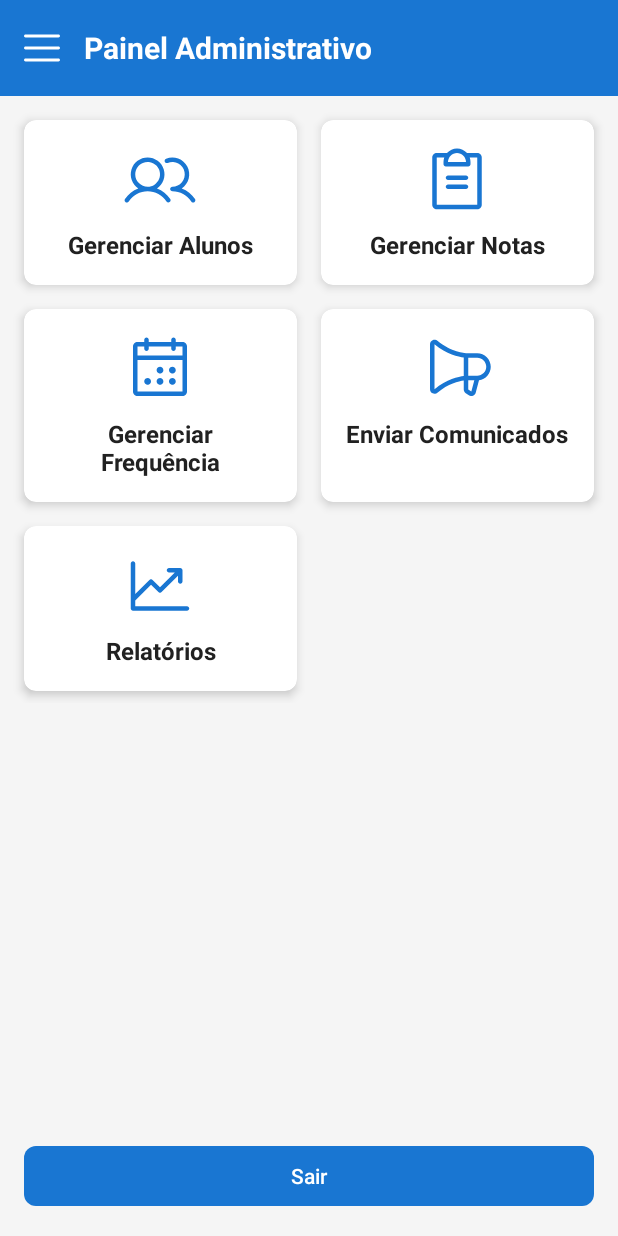
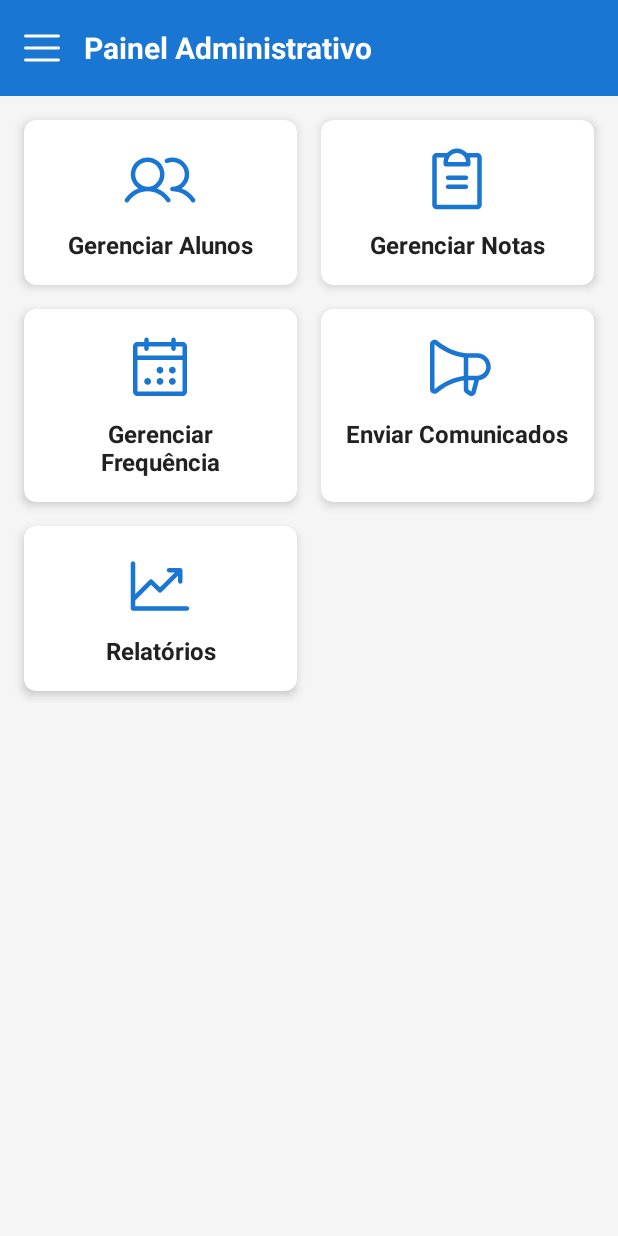
Before and after one commit to paulovitorss/AtividadeAvaliativa, an Android app: the AdminActivity screen opened directly, with no data from a screen before it, on a phone screen of 412 x 824 dp. Run offline under Robolectric (Android 15) with nearby library versions, the phone set to English and light mode, and no system bars; our stand-ins replace RxJava; 1 statement that could not run was skipped.

Commit message:
feat: refactor AdminActivity and UserActivity for improved navigation and user profile fetching

```diff
--- a/app/src/main/java/br/com/unemat/paulo/atividadeavaliativa/data/remote/ApiService.java
+++ b/app/src/main/java/br/com/unemat/paulo/atividadeavaliativa/data/remote/ApiService.java
@@ -21,8 +21,8 @@ public interface ApiService {
     @POST("/api/v1/login")
     Call<LoginResponse> login(@Body LoginRequest loginRequest);
 
-    @GET("/api/v1/users/{userId}")
-    Call<User> getUserById(@Path("userId") UUID userId);
+    @GET("/api/v1/profile")
+    Call<User> getMyProfile();
 
     @GET("/api/v1/grades/student/{studentId}")
     Call<List<Grade>> getGrades(@Path("studentId") UUID studentId);
--- a/app/src/main/java/br/com/unemat/paulo/atividadeavaliativa/data/repository/UserRepository.java
+++ b/app/src/main/java/br/com/unemat/paulo/atividadeavaliativa/data/repository/UserRepository.java
@@ -33,10 +33,9 @@ public class UserRepository {
      * Este metodo retorna o objeto Call, permitindo que a camada que o chama (ViewModel)
      * decida como e quando executar a chamada de forma assíncrona.
      *
-     * @param userId O UUID do usuário a ser buscado.
      * @return Um objeto Call do Retrofit, pronto para ser executado com .enqueue().
      */
-    public Call<User> getUser(UUID userId) {
-        return apiService.getUserById(userId);
+    public Call<User> getMyProfile() {
+        return apiService.getMyProfile();
     }
 }
--- a/app/src/main/java/br/com/unemat/paulo/atividadeavaliativa/ui/admin/AdminActivity.java
+++ b/app/src/main/java/br/com/unemat/paulo/atividadeavaliativa/ui/admin/AdminActivity.java
@@ -2,7 +2,6 @@ package br.com.unemat.paulo.atividadeavaliativa.ui.admin;
 
 import android.content.Intent;
 import android.os.Bundle;
-import android.widget.Button;
 
 import androidx.appcompat.app.AppCompatActivity;
 import androidx.appcompat.widget.Toolbar;
@@ -14,7 +13,10 @@ import com.google.android.material.navigation.NavigationView;
 
 import java.util.Objects;
 
+import br.com.unemat.paulo.atividadeavaliativa.EnviarComunicadosActivity;
+import br.com.unemat.paulo.atividadeavaliativa.PerfilActivity;
 import br.com.unemat.paulo.atividadeavaliativa.R;
+import br.com.unemat.paulo.atividadeavaliativa.RelatoriosActivity;
 import br.com.unemat.paulo.atividadeavaliativa.security.TokenManager;
 import br.com.unemat.paulo.atividadeavaliativa.ui.auth.LoginActivity;
 import br.com.unemat.paulo.atividadeavaliativa.view.GerenciarAlunosActivity;
@@ -50,7 +52,7 @@ public class AdminActivity extends AppCompatActivity {
             int id = item.getItemId();
 
             if (id == R.id.nav_perfil) {
-                // startActivity(new Intent(AdminActivity.this, PerfilActivity.class));
+                startActivity(new Intent(AdminActivity.this, PerfilActivity.class));
             } else if (id == R.id.nav_sair) {
                 logout();
             }
@@ -62,17 +64,14 @@ public class AdminActivity extends AppCompatActivity {
         CardView cardGerenciarAlunos = findViewById(R.id.cardGerenciarAlunos);
         CardView cardGerenciarNotas = findViewById(R.id.cardGerenciarNotas);
         CardView cardGerenciarFrequencia = findViewById(R.id.cardGerenciarFrequencia);
-        // CardView cardEnviarComunicados = findViewById(R.id.cardEnviarComunicados);
-        // CardView cardRelatorios = findViewById(R.id.cardRelatorios);
-        Button btnSair = findViewById(R.id.btnSair);
+        CardView cardEnviarComunicados = findViewById(R.id.cardEnviarComunicados);
+        CardView cardRelatorios = findViewById(R.id.cardRelatorios);
 
         cardGerenciarAlunos.setOnClickListener(v -> startActivity(new Intent(this, GerenciarAlunosActivity.class)));
         cardGerenciarNotas.setOnClickListener(v -> startActivity(new Intent(this, GerenciarNotasActivity.class)));
         cardGerenciarFrequencia.setOnClickListener(v -> startActivity(new Intent(this, GerenciarFrequenciaActivity.class)));
-        // cardEnviarComunicados.setOnClickListener(v -> startActivity(new Intent(this, EnviarComunicadosActivity.class)));
-        // cardRelatorios.setOnClickListener(v -> startActivity(new Intent(this, RelatoriosActivity.class)));
-
-        btnSair.setOnClickListener(v -> logout());
+        cardEnviarComunicados.setOnClickListener(v -> startActivity(new Intent(this, EnviarComunicadosActivity.class)));
+        cardRelatorios.setOnClickListener(v -> startActivity(new Intent(this, RelatoriosActivity.class)));
     }
 
     private void logout() {
--- a/app/src/main/res/layout/activity_admin.xml
+++ b/app/src/main/res/layout/activity_admin.xml
@@ -38,7 +38,7 @@
         <ScrollView
             android:layout_width="match_parent"
             android:layout_height="0dp"
-            app:layout_constraintBottom_toTopOf="@+id/btnSair"
+            app:layout_constraintBottom_toBottomOf="parent"
             app:layout_constraintEnd_toEndOf="parent"
             app:layout_constraintStart_toStartOf="parent"
             app:layout_constraintTop_toBottomOf="@+id/toolbar">
@@ -185,20 +185,6 @@
                 </androidx.cardview.widget.CardView>
             </GridLayout>
         </ScrollView>
-
-        <com.google.android.material.button.MaterialButton
-            android:id="@+id/btnSair"
-            style="@style/Widget.Material3.Button"
-            android:layout_width="match_parent"
-            android:layout_height="wrap_content"
-            android:layout_margin="16dp"
-            android:text="@string/label_btn_sair"
-            android:textColor="@android:color/white"
-            app:cornerRadius="8dp"
-            app:layout_constraintBottom_toBottomOf="parent"
-            app:layout_constraintEnd_toEndOf="parent"
-            app:layout_constraintStart_toStartOf="parent" />
-
     </androidx.constraintlayout.widget.ConstraintLayout>
 
     <com.google.android.material.navigation.NavigationView
--- a/app/src/main/res/menu/menu_drawer.xml
+++ b/app/src/main/res/menu/menu_drawer.xml
@@ -3,7 +3,7 @@
     <item
         android:id="@+id/nav_perfil"
         android:icon="@drawable/ic_person"
-        android:title="Perfil" />
+        android:title="@string/perfil" />
     <item
         android:id="@+id/nav_sair"
         android:icon="@drawable/ic_logout"
--- a/app/src/main/res/values/strings.xml
+++ b/app/src/main/res/values/strings.xml
@@ -79,4 +79,5 @@
     <string name="label_nota_1">"Nota 1: "</string>
     <string name="label_nota_2">"Nota 2: "</string>
     <string name="msg_preencha_campos">Preencha todos os campos</string>
+    <string name="perfil">Perfil</string>
 </resources>
```
Also changed, not shown: app/src/main/java/br/com/unemat/paulo/atividadeavaliativa/data/model/User.java (+7 -0 lines), app/src/main/java/br/com/unemat/paulo/atividadeavaliativa/ui/user/UserActivity.java (+31 -38 lines), app/src/main/java/br/com/unemat/paulo/atividadeavaliativa/ui/user/UserViewModel.java (+5 -7 lines).
